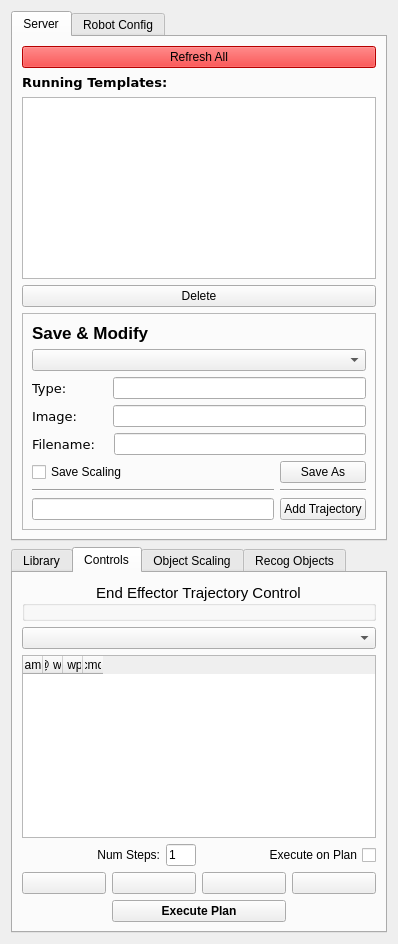
First picture: the form in rviz_affordance_template_panel/ui/rviz_affordance_template_panel.ui, repository atomoclast/affordance_templates, before the edit.
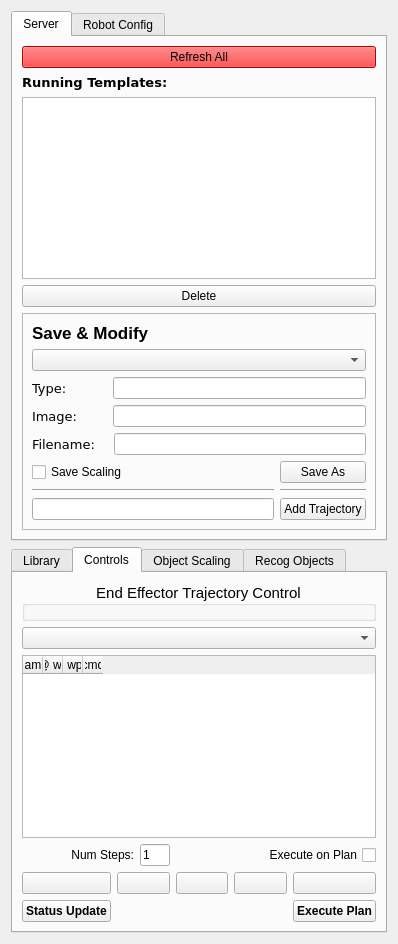
Second picture: the form after the edit. The open tabs and pages were chosen to show the change. Icons and pictures are not drawn.

Patch:
```diff
--- a/rviz_affordance_template_panel/ui/rviz_affordance_template_panel.ui
+++ b/rviz_affordance_template_panel/ui/rviz_affordance_template_panel.ui
@@ -197,6 +197,16 @@
               </property>
              </widget>
             </item>
+            <item row="7" column="1">
+             <widget class="QCheckBox" name="save_scaling_check_box">
+              <property name="text">
+               <string>Save Scaling</string>
+              </property>
+             </widget>
+            </item>
+            <item row="9" column="1">
+             <widget class="QLineEdit" name="new_traj_name"/>
+            </item>
             <item row="8" column="2">
              <widget class="Line" name="line_2">
               <property name="orientation">
@@ -204,9 +214,6 @@
               </property>
              </widget>
             </item>
-            <item row="9" column="1">
-             <widget class="QLineEdit" name="new_traj_name"/>
-            </item>
             <item row="4" column="1" colspan="2">
              <layout class="QHBoxLayout" name="horizontalLayout_15">
               <item>
@@ -245,13 +252,6 @@
               </item>
              </layout>
             </item>
-            <item row="7" column="1">
-             <widget class="QCheckBox" name="save_scaling_check_box">
-              <property name="text">
-               <string>Save Scaling</string>
-              </property>
-             </widget>
-            </item>
            </layout>
           </widget>
          </item>
@@ -1345,7 +1345,7 @@
    <item row="1" column="0">
     <widget class="QTabWidget" name="tabWidget">
      <property name="currentIndex">
-      <number>0</number>
+      <number>1</number>
      </property>
      <widget class="QWidget" name="tab">
       <attribute name="title">
@@ -1366,7 +1366,31 @@
        <string>Controls</string>
       </attribute>
       <layout class="QGridLayout" name="gridLayout_7">
-       <item row="4" column="3">
+       <item row="6" column="2">
+        <widget class="QPushButton" name="go_to_current_waypoint_button">
+         <property name="text">
+          <string/>
+         </property>
+         <property name="icon">
+          <iconset resource="../resources/images.qrc">
+           <normaloff>:/sync.png</normaloff>:/sync.png</iconset>
+         </property>
+        </widget>
+       </item>
+       <item row="7" column="4">
+        <widget class="QPushButton" name="execute_button">
+         <property name="font">
+          <font>
+           <weight>75</weight>
+           <bold>true</bold>
+          </font>
+         </property>
+         <property name="text">
+          <string>Execute Plan</string>
+         </property>
+        </widget>
+       </item>
+       <item row="6" column="4">
         <widget class="QPushButton" name="go_to_end_button">
          <property name="text">
           <string/>
@@ -1377,7 +1401,7 @@
          </property>
         </widget>
        </item>
-       <item row="0" column="0" colspan="4">
+       <item row="0" column="0" colspan="5">
         <widget class="QGroupBox" name="control_box">
          <property name="font">
           <font>
@@ -1397,10 +1421,10 @@
          </property>
         </widget>
        </item>
-       <item row="1" column="0" colspan="4">
+       <item row="1" column="0" colspan="5">
         <widget class="QComboBox" name="control_template_box"/>
        </item>
-       <item row="3" column="0" colspan="2">
+       <item row="4" column="0" colspan="2">
         <layout class="QHBoxLayout" name="horizontalLayout_8">
          <item>
           <widget class="QLabel" name="label_2">
@@ -1427,7 +1451,7 @@
          </item>
         </layout>
        </item>
-       <item row="3" column="2" colspan="2">
+       <item row="4" column="3" colspan="2">
         <widget class="QCheckBox" name="execute_on_plan">
          <property name="layoutDirection">
           <enum>Qt::RightToLeft</enum>
@@ -1437,7 +1461,7 @@
          </property>
         </widget>
        </item>
-       <item row="4" column="0">
+       <item row="6" column="0">
         <widget class="QPushButton" name="go_to_start_button">
          <property name="text">
           <string/>
@@ -1448,7 +1472,7 @@
          </property>
         </widget>
        </item>
-       <item row="4" column="1">
+       <item row="6" column="1">
         <widget class="QPushButton" name="step_backwards_button">
          <property name="text">
           <string/>
@@ -1459,7 +1483,7 @@
          </property>
         </widget>
        </item>
-       <item row="4" column="2">
+       <item row="6" column="3">
         <widget class="QPushButton" name="step_forward_button">
          <property name="text">
           <string/>
@@ -1470,20 +1494,7 @@
          </property>
         </widget>
        </item>
-       <item row="5" column="1" colspan="2">
-        <widget class="QPushButton" name="execute_button">
-         <property name="font">
-          <font>
-           <weight>75</weight>
-           <bold>true</bold>
-          </font>
-         </property>
-         <property name="text">
-          <string>Execute Plan</string>
-         </property>
-        </widget>
-       </item>
-       <item row="2" column="0" colspan="4">
+       <item row="2" column="0" colspan="5">
         <widget class="QTableWidget" name="end_effector_table">
          <property name="gridStyle">
           <enum>Qt::DotLine</enum>
@@ -1543,6 +1554,19 @@
          </column>
         </widget>
        </item>
+       <item row="7" column="0">
+        <widget class="QPushButton" name="status_update_button">
+         <property name="font">
+          <font>
+           <weight>75</weight>
+           <bold>true</bold>
+          </font>
+         </property>
+         <property name="text">
+          <string>Status Update</string>
+         </property>
+        </widget>
+       </item>
       </layout>
       <zorder>control_box</zorder>
       <zorder>end_effector_table</zorder>
@@ -1552,6 +1576,8 @@
       <zorder>step_forward_button</zorder>
       <zorder>execute_on_plan</zorder>
       <zorder>control_template_box</zorder>
+      <zorder>status_update_button</zorder>
+      <zorder>go_to_current_waypoint_button</zorder>
       <zorder>execute_button</zorder>
      </widget>
      <widget class="QWidget" name="tab_4">
```
